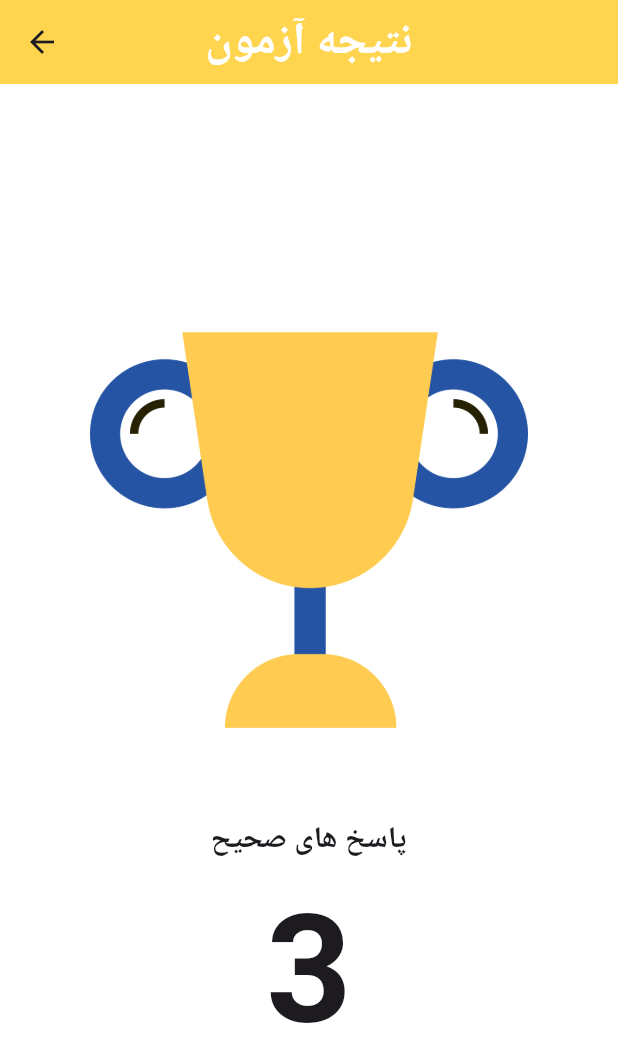
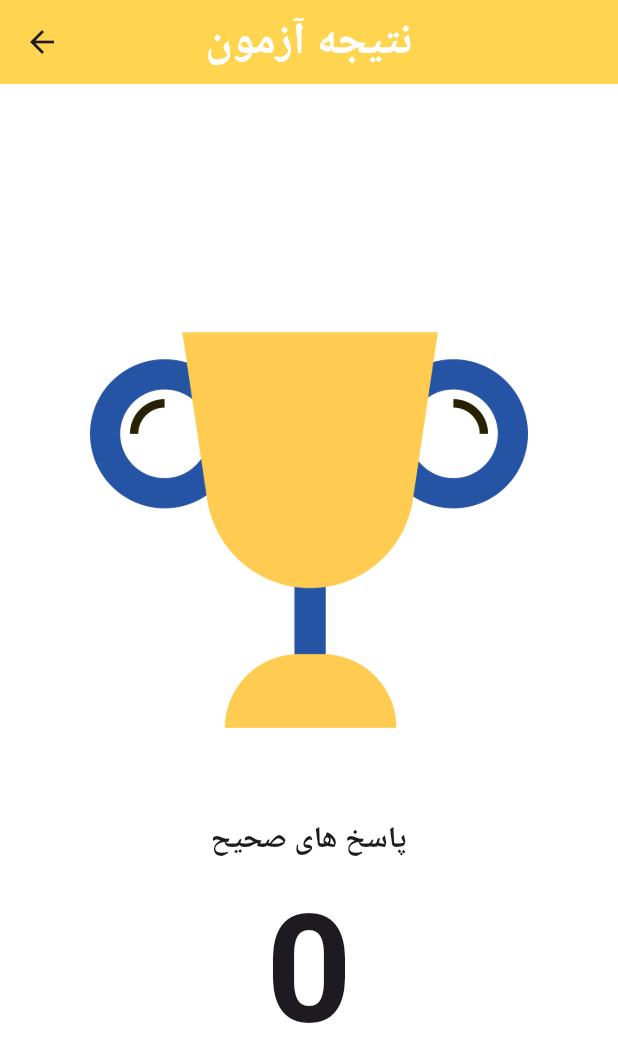
Before and after one commit to MMETehrani/quizz_app, a Flutter app: the QuizzPage1 screen opened directly, after a tap on "امیراحمدادیبی", after a tap on "آمریکا", after a tap on "مشاهده نتایج کوییز", on a phone screen of 412 x 824 dp. Shown: the top 1062 px of the screen. Run offline on Flutter 3.47's test engine with Material 3 defaults, Android fonts, the phone set to English and light mode, and no system bars.

Commit message:
Add display of number of correct answers

```diff
--- a/lib/quizz_page1.dart
+++ b/lib/quizz_page1.dart
@@ -62,7 +62,11 @@ class _QuizzPage1State extends State<QuizzPage1> {
                 onPressed: () {
                   Navigator.push(
                     context,
-                    MaterialPageRoute(builder: (context) => ResultScreen()),
+                    MaterialPageRoute(
+                      builder: (context) => ResultScreen(
+                        resultAnswer: correctAnswer,
+                      ),
+                    ),
                   );
                 },
                 child: Text(
@@ -89,6 +93,7 @@ class _QuizzPage1State extends State<QuizzPage1> {
       onTap: () {
         if (selectedQuestion!.correctAnswer == index) {
           print('correct');
+          correctAnswer++;
         } else {
           print('wrong');
         }
--- a/lib/screens/result_screen.dart
+++ b/lib/screens/result_screen.dart
@@ -1,8 +1,8 @@
 import 'package:flutter/material.dart';
 
 class ResultScreen extends StatelessWidget {
-  const ResultScreen({super.key});
-
+  ResultScreen({super.key, this.resultAnswer = 0});
+  int resultAnswer = 0;
   @override
   Widget build(BuildContext context) {
     return Scaffold(
@@ -35,7 +35,7 @@ class ResultScreen extends StatelessWidget {
             ),
           ),
           Text(
-            '3',
+            '$resultAnswer',
             style: TextStyle(
               fontSize: 100,
               fontWeight: FontWeight.bold,
```
